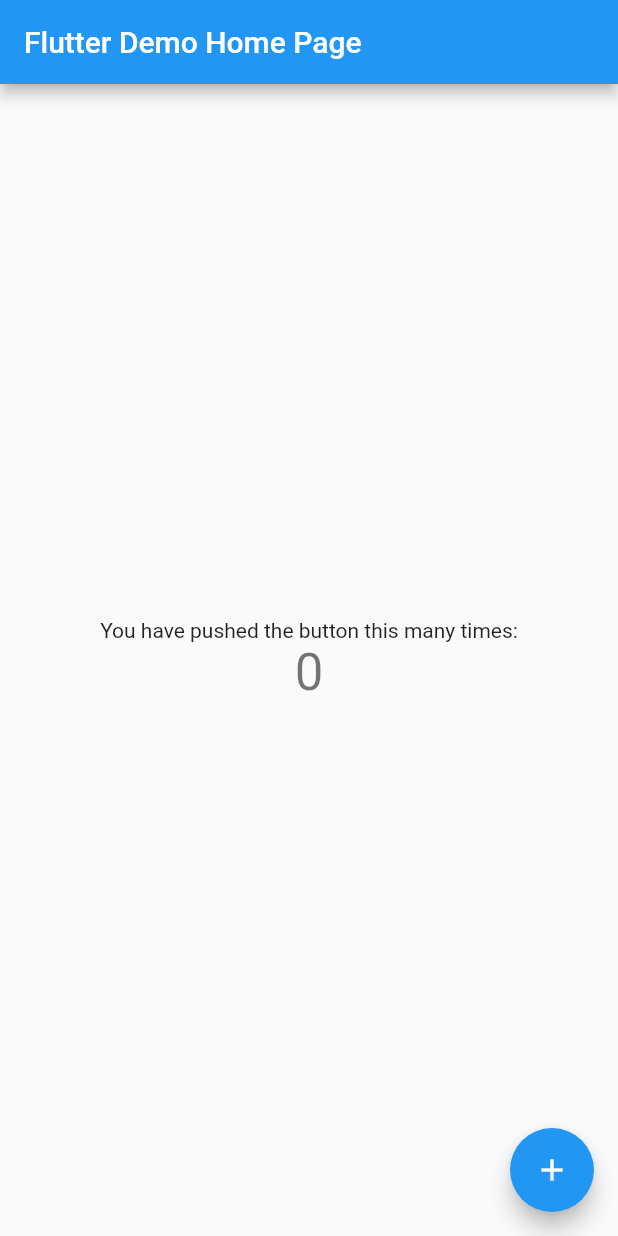
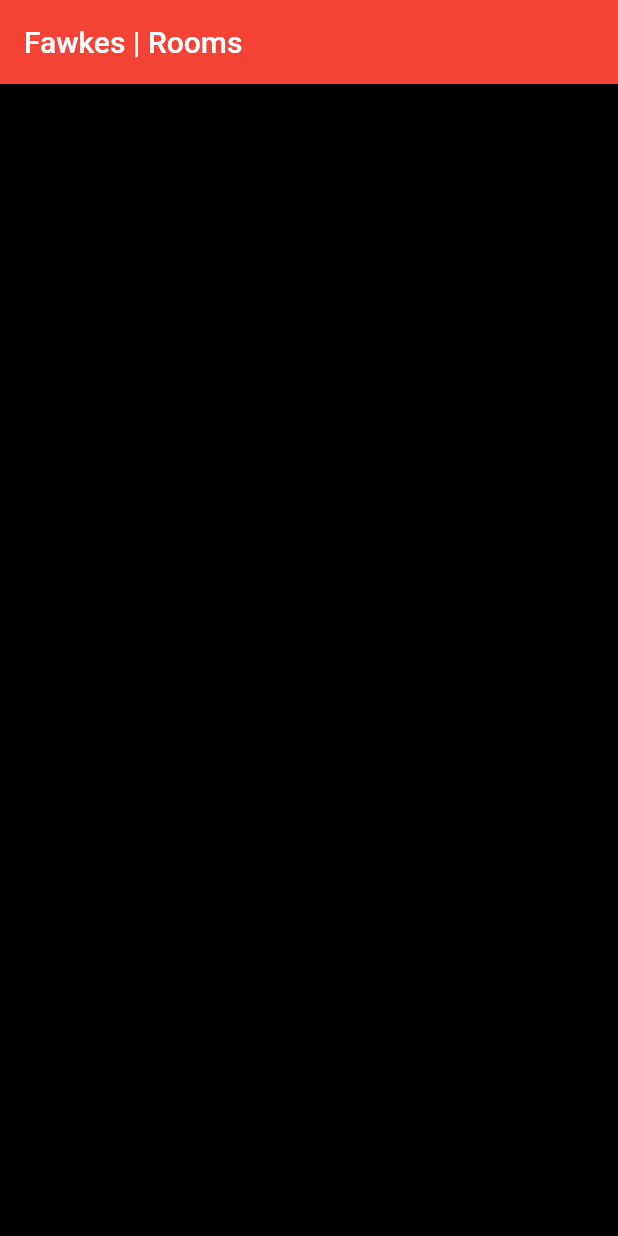
Before and after one commit to inblack67/fawkes-app, a Flutter app: the screen it shows after launch, on a phone screen of 412 x 824 dp. Run offline on Flutter 3.47's test engine with Material 2 defaults, Android fonts, the light colour scheme and no system bars.

Commit message:
rooms init

```diff
--- a/lib/main.dart
+++ b/lib/main.dart
@@ -1,3 +1,4 @@
+import 'package:fawkes/widgets/rooms.dart';
 import 'package:flutter/material.dart';
 
 void main() {
@@ -7,109 +8,15 @@
 class MyApp extends StatelessWidget {
   const MyApp({Key? key}) : super(key: key);
 
-  // This widget is the root of your application.
   @override
   Widget build(BuildContext context) {
     return MaterialApp(
-      title: 'Flutter Demo',
-      theme: ThemeData(
-        // This is the theme of your application.
-        //
-        // Try running your application with "flutter run". You'll see the
-        // application has a blue toolbar. Then, without quitting the app, try
-        // changing the primarySwatch below to Colors.green and then invoke
-        // "hot reload" (press "r" in the console where you ran "flutter run",
-        // or simply save your changes to "hot reload" in a Flutter IDE).
-        // Notice that the counter didn't reset back to zero; the application
-        // is not restarted.
-        primarySwatch: Colors.blue,
-      ),
-      home: const MyHomePage(title: 'Flutter Demo Home Page'),
+      debugShowCheckedModeBanner: false,
+      title: 'Fawkes',
+      home: const WRooms(),
+      routes: {
+        WRooms.id: (context) => const WRooms(),
+      },
     );
   }
 }
-
-class MyHomePage extends StatefulWidget {
-  const MyHomePage({Key? key, required this.title}) : super(key: key);
-
-  // This widget is the home page of your application. It is stateful, meaning
-  // that it has a State object (defined below) that contains fields that affect
-  // how it looks.
-
-  // This class is the configuration for the state. It holds the values (in this
-  // case the title) provided by the parent (in this case the App widget) and
-  // used by the build method of the State. Fields in a Widget subclass are
-  // always marked "final".
-
-  final String title;
-
-  @override
-  State<MyHomePage> createState() => _MyHomePageState();
-}
-
-class _MyHomePageState extends State<MyHomePage> {
-  int _counter = 0;
-
-  void _incrementCounter() {
-    setState(() {
-      // This call to setState tells the Flutter framework that something has
-      // changed in this State, which causes it to rerun the build method below
-      // so that the display can reflect the updated values. If we changed
-      // _counter without calling setState(), then the build method would not be
-      // called again, and so nothing would appear to happen.
-      _counter++;
-    });
-  }
-
-  @override
-  Widget build(BuildContext context) {
-    // This method is rerun every time setState is called, for instance as done
-    // by the _incrementCounter method above.
-    //
-    // The Flutter framework has been optimized to make rerunning build methods
-    // fast, so that you can just rebuild anything that needs updating rather
-    // than having to individually change instances of widgets.
-    return Scaffold(
-      appBar: AppBar(
-        // Here we take the value from the MyHomePage object that was created by
-        // the App.build method, and use it to set our appbar title.
-        title: Text(widget.title),
-      ),
-      body: Center(
-        // Center is a layout widget. It takes a single child and positions it
-        // in the middle of the parent.
-        child: Column(
-          // Column is also a layout widget. It takes a list of children and
-          // arranges them vertically. By default, it sizes itself to fit its
-          // children horizontally, and tries to be as tall as its parent.
-          //
-          // Invoke "debug painting" (press "p" in the console, choose the
-          // "Toggle Debug Paint" action from the Flutter Inspector in Android
-          // Studio, or the "Toggle Debug Paint" command in Visual Studio Code)
-          // to see the wireframe for each widget.
-          //
-          // Column has various properties to control how it sizes itself and
-          // how it positions its children. Here we use mainAxisAlignment to
-          // center the children vertically; the main axis here is the vertical
-          // axis because Columns are vertical (the cross axis would be
-          // horizontal).
-          mainAxisAlignment: MainAxisAlignment.center,
-          children: <Widget>[
-            const Text(
-              'You have pushed the button this many times:',
-            ),
-            Text(
-              '$_counter',
-              style: Theme.of(context).textTheme.headline4,
-            ),
-          ],
-        ),
-      ),
-      floatingActionButton: FloatingActionButton(
-        onPressed: _incrementCounter,
-        tooltip: 'Increment',
-        child: const Icon(Icons.add),
-      ), // This trailing comma makes auto-formatting nicer for build methods.
-    );
-  }
-}
--- /dev/null
+++ b/lib/widgets/rooms.dart
@@ -0,0 +1,18 @@
+import 'package:flutter/material.dart';
+
+class WRooms extends StatelessWidget {
+  const WRooms({Key? key}) : super(key: key);
+  static const id = 'Rooms';
+
+  @override
+  Widget build(BuildContext context) {
+    return Scaffold(
+      backgroundColor: Colors.black,
+      appBar: AppBar(
+        title: const Text('Fawkes | Rooms'),
+        backgroundColor: Colors.red,
+      ),
+      body: const Text('all rooms coming soon'),
+    );
+  }
+}
```
